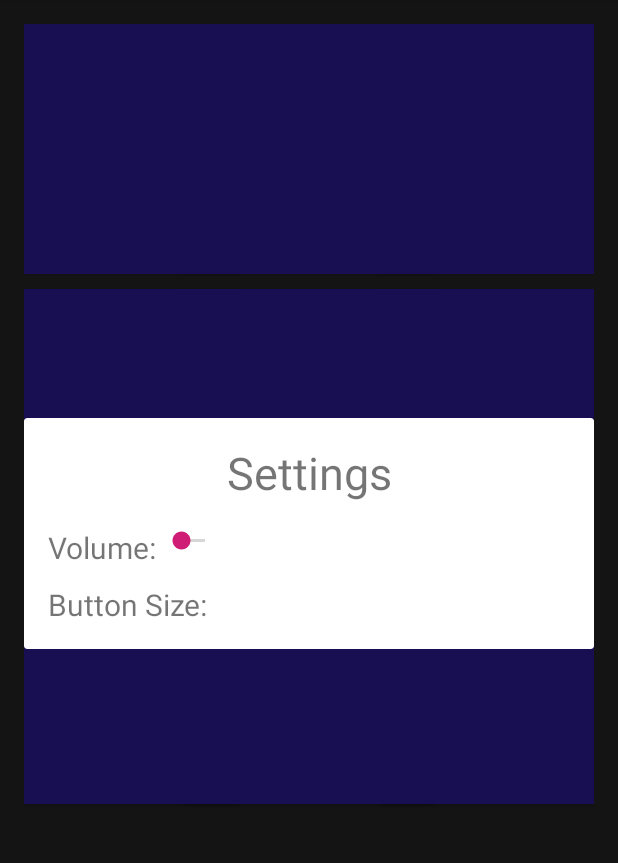
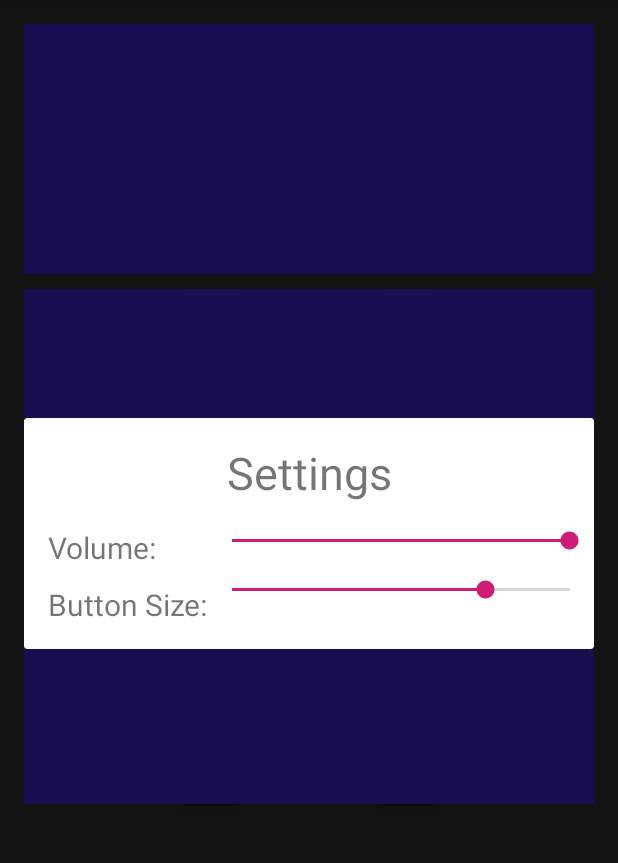
Before and after one commit to Ostinyo/Soundboard, an Android app: the screen it shows after launch (MainActivity), after a tap on "Settings", on a phone screen of 412 x 824 dp, the part 84-947 px from its top. Run offline under Robolectric (Android 15) with nearby library versions, the phone set to English and light mode, and no system bars.

Commit message:
Started settings fragment

```diff
--- a/app/src/main/res/layout/fragment_settings.xml
+++ b/app/src/main/res/layout/fragment_settings.xml
@@ -22,12 +22,15 @@
         android:paddingBottom="5dp"
         android:paddingLeft="@dimen/fab_margin" />
     <SeekBar
-        android:layout_width="wrap_content"
+        android:id="@+id/volume_slider"
+        android:layout_width="fill_parent"
         android:layout_height="wrap_content"
         android:layout_alignTop="@+id/text_volume"
-        android:layout_toEndOf="@+id/text_volume"
-        android:layout_toRightOf="@+id/text_volume"
-        android:layout_centerVertical="true" />
+        android:layout_toEndOf="@+id/text_button_size"
+        android:layout_toRightOf="@+id/text_button_size"
+        android:layout_centerVertical="true"
+        android:paddingRight="@dimen/fab_margin"
+        android:progress="100" />
 
     <TextView
         android:layout_width="wrap_content"
@@ -39,6 +42,16 @@
         android:paddingTop="5dp"
         android:paddingLeft="@dimen/fab_margin"
         android:paddingBottom="@dimen/fab_margin"/>
-
+    <SeekBar
+        android:id="@+id/size_slider"
+        android:layout_width="fill_parent"
+        android:layout_height="wrap_content"
+        android:layout_alignTop="@+id/text_button_size"
+        android:layout_toEndOf="@+id/text_button_size"
+        android:layout_toRightOf="@+id/text_button_size"
+        android:layout_centerVertical="true"
+        android:paddingRight="@dimen/fab_margin"
+        android:progress="3"
+        android:max="4"/>
 
 </RelativeLayout>
```
Also changed, not shown: app/src/main/java/edu/ucsb/cs185/austintisor/soundboard/MainActivity.java (+15 -1 lines), app/src/main/java/edu/ucsb/cs185/austintisor/soundboard/SettingsFragment.java (added, +72 -0 lines).
